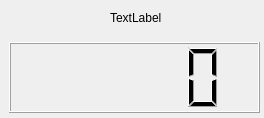
Qt form resources/digitalDisplay.ui (augustodn/smartlog) before a commit.
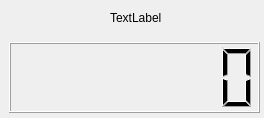
The same form after that commit.

The edit to the form file:
```diff
--- a/resources/digitalDisplay.ui
+++ b/resources/digitalDisplay.ui
@@ -22,6 +22,9 @@
      <height>71</height>
     </rect>
    </property>
+   <property name="digitCount">
+    <number>7</number>
+   </property>
   </widget>
   <widget class="QLabel" name="label">
    <property name="geometry">
```
